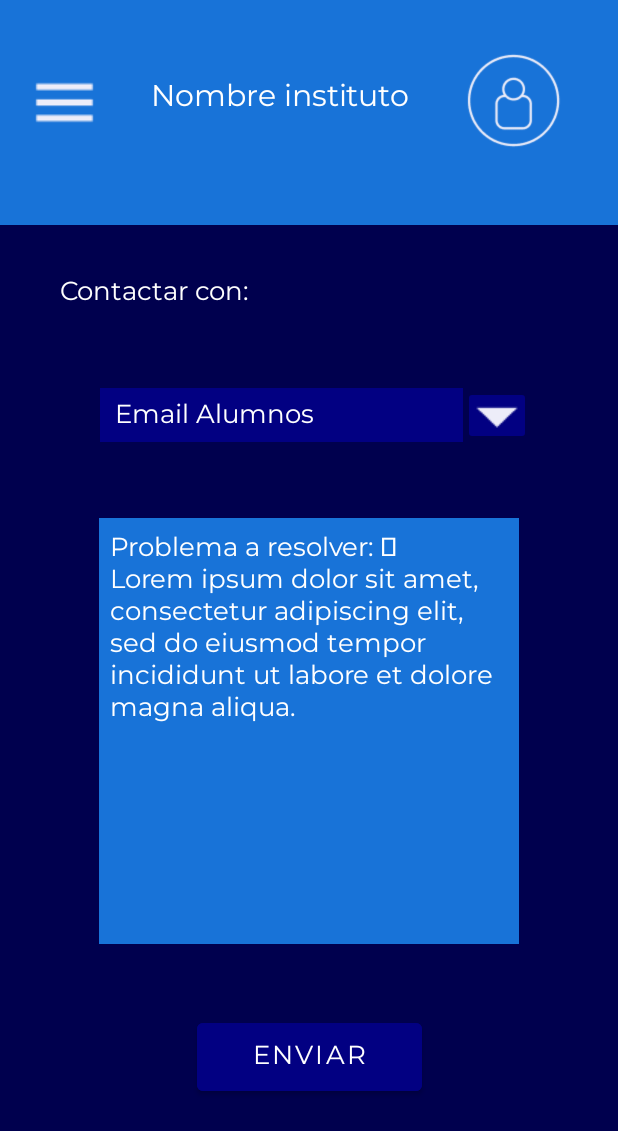
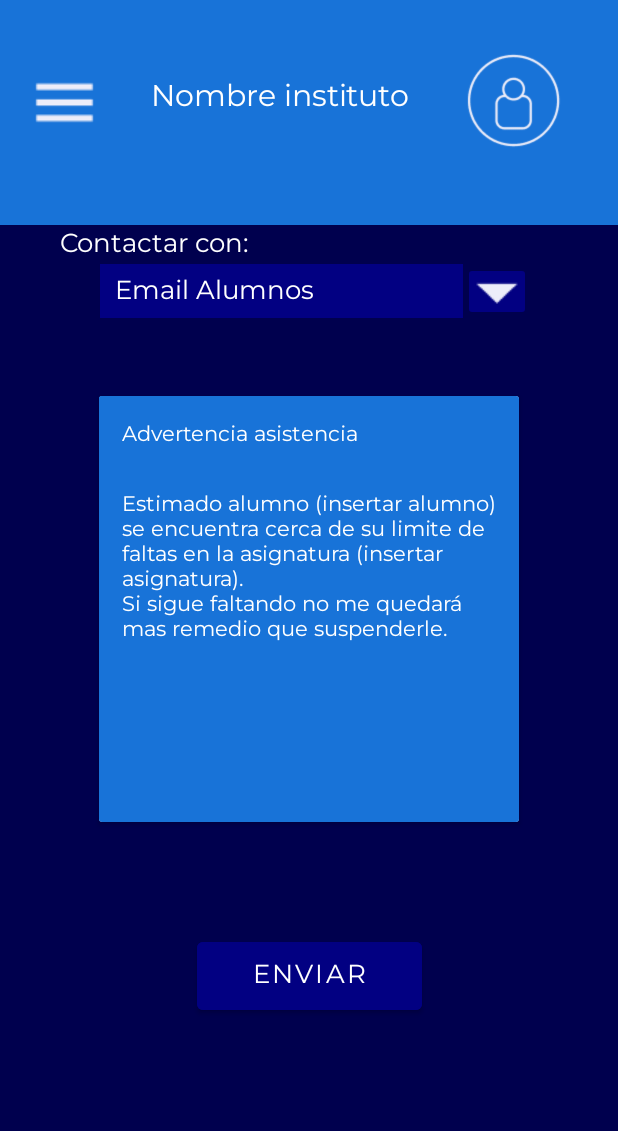
Before and after one commit to LoniousSosa/RegistroApp, an Android app: the PaginaContactoUsuario screen opened directly, with no data from a screen before it, on a phone screen of 412 x 824 dp. Shown: the top 1131 px of the screen. Run offline under Robolectric (Android 15) with nearby library versions, the phone set to English and light mode, and no system bars.

Commit message:
mas edittext

```diff
--- a/app/src/main/res/layout/activity_pagina_contacto_usuario.xml
+++ b/app/src/main/res/layout/activity_pagina_contacto_usuario.xml
@@ -85,18 +85,43 @@
         app:layout_constraintTop_toTopOf="@+id/textView10"
         app:srcCompat="@drawable/invert_arrow" />
 
-    <TextView
-        android:id="@+id/textView3"
+    <androidx.cardview.widget.CardView
+        android:id="@+id/mensajeFaltas"
+        android:layout_marginTop="50dp"
+        app:layout_constraintStart_toStartOf="parent"
+        app:layout_constraintEnd_toEndOf="parent"
+        app:layout_constraintTop_toBottomOf="@id/imageButton"
         android:layout_width="280dp"
         android:layout_height="284dp"
-        android:backgroundTint="@color/sky_blue"
-        android:padding="7dp"
-        android:text="@string/texto_relleno"
-        android:textSize="17sp"
-        app:layout_constraintBottom_toBottomOf="parent"
-        app:layout_constraintEnd_toEndOf="parent"
-        app:layout_constraintStart_toStartOf="parent"
-        app:layout_constraintTop_toBottomOf="@+id/linearLayout2" />
+        >
+
+        <LinearLayout
+            android:backgroundTint="@color/sky_blue"
+            android:orientation="vertical"
+            android:layout_width="match_parent"
+            android:layout_height="match_parent">
+
+            <TextView
+                android:padding="15dp"
+                android:background="@color/sky_blue"
+                android:layout_width="wrap_content"
+                android:layout_height="wrap_content"
+                android:text="@string/advertencia_asistencia"
+                />
+
+            <EditText
+                android:backgroundTint="@color/sky_blue"
+                android:paddingHorizontal="15dp"
+                android:textColor="@color/white"
+                android:textSize="14sp"
+                android:layout_width="wrap_content"
+                android:layout_height="wrap_content"
+                android:text="@string/mensaje_faltas"
+                />
+
+        </LinearLayout>
+
+    </androidx.cardview.widget.CardView>
 
     <Button
         android:id="@+id/buttonEnviar"
@@ -108,7 +133,7 @@
         app:layout_constraintBottom_toBottomOf="parent"
         app:layout_constraintEnd_toEndOf="parent"
         app:layout_constraintStart_toStartOf="parent"
-        app:layout_constraintTop_toBottomOf="@+id/textView3"
+        app:layout_constraintTop_toBottomOf="@+id/mensajeFaltas"
         app:layout_constraintVertical_bias="0.339" />
 
 
```
